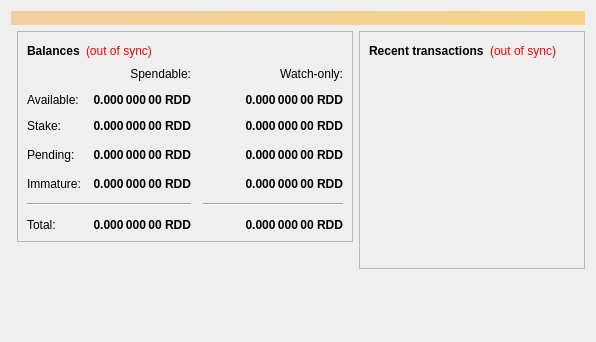
The window that src/qt/forms/overviewpage.ui (reddcoin-project/reddcoin-3.10) describes before a commit, drawn with Qt 5.
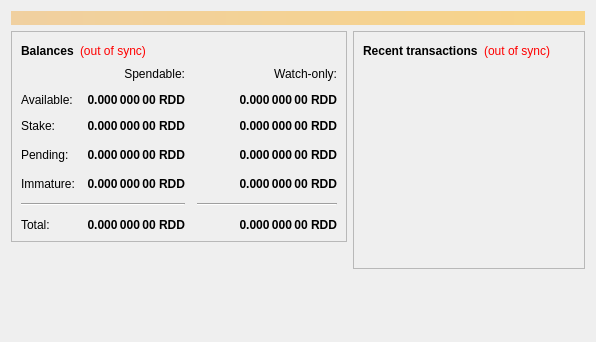
The same window after the commit.

Commit message: [Qt] Revert overviewpage from QFormLayout to QVBoxLayout

```diff
--- a/src/qt/forms/overviewpage.ui
+++ b/src/qt/forms/overviewpage.ui
@@ -13,8 +13,8 @@
   <property name="windowTitle">
    <string>Form</string>
   </property>
-  <layout class="QFormLayout" name="formLayout_3">
-   <item row="0" column="0" colspan="2">
+  <layout class="QVBoxLayout" name="topLayout">
+   <item>
     <widget class="QLabel" name="labelAlerts">
      <property name="visible">
       <bool>false</bool>
@@ -30,7 +30,7 @@
      </property>
     </widget>
    </item>
-   <item row="1" column="1">
+   <item>
     <layout class="QHBoxLayout" name="horizontalLayout" stretch="1,1">
      <item>
       <layout class="QVBoxLayout" name="verticalLayout_2">
```
